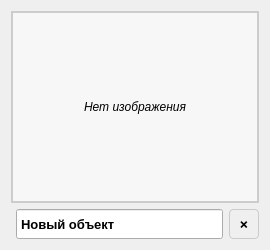
Old version of the form src/interface_module/uis/widgets/object_card.ui in the repository b1t0nese/MacLearn.
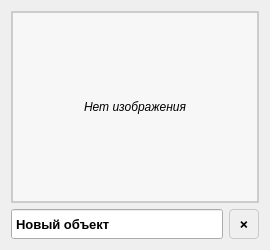
New version of the form.

```diff
--- a/src/interface_module/uis/widgets/object_card.ui
+++ b/src/interface_module/uis/widgets/object_card.ui
@@ -15,9 +15,7 @@
    </size>
   </property>
   <property name="styleSheet">
-   <string notr="true">
-QWidget {padding: 2px;}
-   </string>
+   <string notr="true">padding: 2px;</string>
   </property>
   <layout class="QVBoxLayout" name="verticalLayout_5">
    <item>
@@ -50,11 +48,7 @@
       <widget class="QLineEdit" name="object_name">
        <property name="styleSheet">
         <string notr="true">
-QLineEdit {
-    font-weight: bold;
-    font-size: 13px;
-    margin-left: 5px;
-}
+QLineEdit { font-weight: bold; font-size: 13px; }
 QLineEdit:disabled { color: #b6b6b6; }
         </string>
        </property>
```
Left out of the diff: 8 changed lines with no effect on the pictures.
